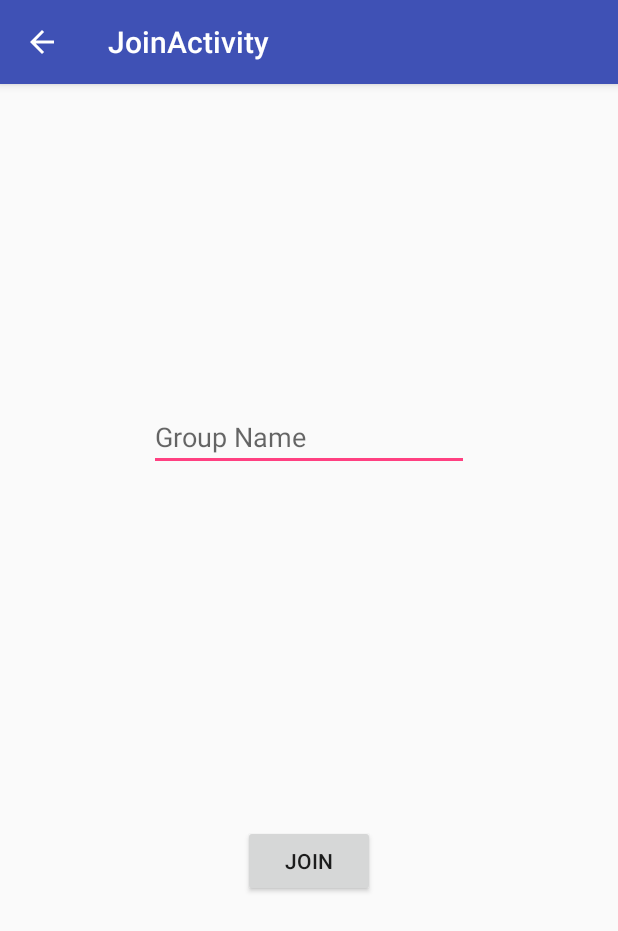
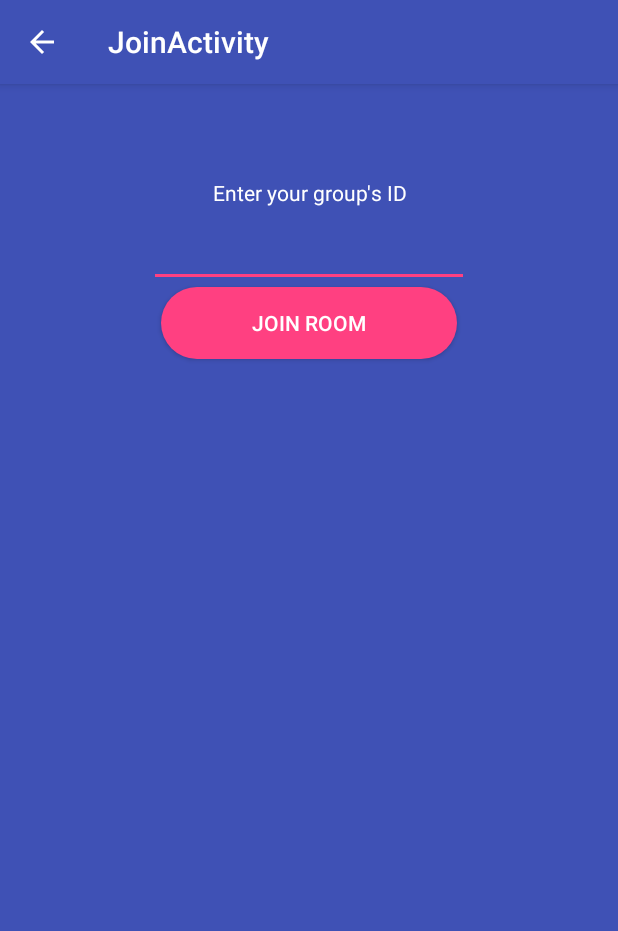
Before and after one commit to andrew-welsh626/HackOHIO2018, an Android app: the JoinActivity screen opened directly, with no data from a screen before it, on a phone screen of 412 x 824 dp. Shown: the top 931 px of the screen. Run offline under Robolectric (Android 15) with nearby library versions, the phone set to English and light mode, and no system bars.

Commit message:
Create and Join UI improvements.

```diff
--- a/app/src/main/java/vote/hackohio/com/ezfunvoting/JoinActivity.java
+++ b/app/src/main/java/vote/hackohio/com/ezfunvoting/JoinActivity.java
@@ -1,5 +1,6 @@
 package vote.hackohio.com.ezfunvoting;
 
+import android.graphics.PorterDuff;
 import android.support.v7.app.AppCompatActivity;
 import android.os.Bundle;
 import android.view.View;
@@ -13,6 +14,9 @@ public class JoinActivity extends AppCompatActivity {
     protected void onCreate(Bundle savedInstanceState) {
         super.onCreate(savedInstanceState);
         setContentView(R.layout.activity_join);
+
+        EditText groupIDET = findViewById(R.id.editTextJoin);
+        groupIDET.getBackground().setColorFilter(getResources().getColor(R.color.colorAccent), PorterDuff.Mode.SRC_ATOP);
 
         final Button button = findViewById(R.id.joinbtn);
         button.setOnClickListener(new View.OnClickListener() {
--- a/app/src/main/res/layout/activity_join.xml
+++ b/app/src/main/res/layout/activity_join.xml
@@ -5,33 +5,49 @@
     android:layout_width="match_parent"
     android:layout_height="match_parent"
     tools:context=".AddActivity"
-    tools:layout_editor_absoluteY="81dp">
+    tools:layout_editor_absoluteY="81dp"
+    android:background="@color/colorPrimary">
+
+    <TextView
+        android:id="@+id/tv_label_join_name"
+        android:layout_width="0dp"
+        android:layout_height="wrap_content"
+        android:layout_marginBottom="8dp"
+        android:text="@string/enter_your_group_s_id"
+        app:layout_constraintBottom_toTopOf="@+id/editTextJoin"
+        app:layout_constraintEnd_toEndOf="@+id/editTextJoin"
+        app:layout_constraintStart_toStartOf="@+id/editTextJoin"
+        android:gravity="center"
+        android:textColor="#FFFFFF"/>
 
     <Button
         android:id="@+id/joinbtn"
-        android:layout_width="wrap_content"
+        android:layout_width="0dp"
         android:layout_height="wrap_content"
+        android:layout_marginEnd="8dp"
+        android:layout_marginLeft="8dp"
+        android:layout_marginRight="8dp"
         android:layout_marginStart="8dp"
-        android:layout_marginLeft="8dp"
-        android:layout_marginEnd="8dp"
-        android:layout_marginRight="8dp"
-        android:layout_marginBottom="13dp"
-        android:text="Join"
-        app:layout_constraintBottom_toBottomOf="parent"
-        app:layout_constraintEnd_toEndOf="parent"
-        app:layout_constraintStart_toStartOf="parent"
+        android:background="@drawable/rounded_light_buttons"
+        android:textColor="#FFFFFF"
+        android:text="@string/join_a_room"
+        app:layout_constraintEnd_toEndOf="@+id/editTextJoin"
+        app:layout_constraintStart_toStartOf="@+id/editTextJoin"
         app:layout_constraintTop_toBottomOf="@+id/editTextJoin" />
 
     <EditText
         android:id="@+id/editTextJoin"
         android:layout_width="wrap_content"
         android:layout_height="wrap_content"
-        android:layout_marginBottom="23dp"
+        android:layout_marginTop="90dp"
         android:ems="10"
-        android:hint="Group Name"
         android:inputType="textPersonName"
+        android:shadowColor="#FFFFFF"
+        android:textColor="#FFFFFF"
+        android:textColorHint="#FFFFFF"
         app:layout_constraintBottom_toTopOf="@+id/joinbtn"
         app:layout_constraintEnd_toEndOf="parent"
         app:layout_constraintStart_toStartOf="parent"
         app:layout_constraintTop_toTopOf="parent" />
+
 </android.support.constraint.ConstraintLayout>
--- a/app/src/main/res/values/strings.xml
+++ b/app/src/main/res/values/strings.xml
@@ -6,8 +6,9 @@
     <string name="default_group_id">1234</string>
     <string name="your_group_id_label">Your group ID:</string>
     <string name="create_a_room">Create room</string>
-    <string name="join_a_room">Join a room</string>
+    <string name="join_a_room">Join room</string>
     <string name="instructions">Instructions: Add new options with ADD. Click and drag each option to indicate your order of preference. Then, select VOTE. </string>
     <string name="group_name">Group Name</string>
     <string name="enter_a_name_for_your_group">Enter a name for your group</string>
+    <string name="enter_your_group_s_id">Enter your group\'s ID</string>
 </resources>
```
